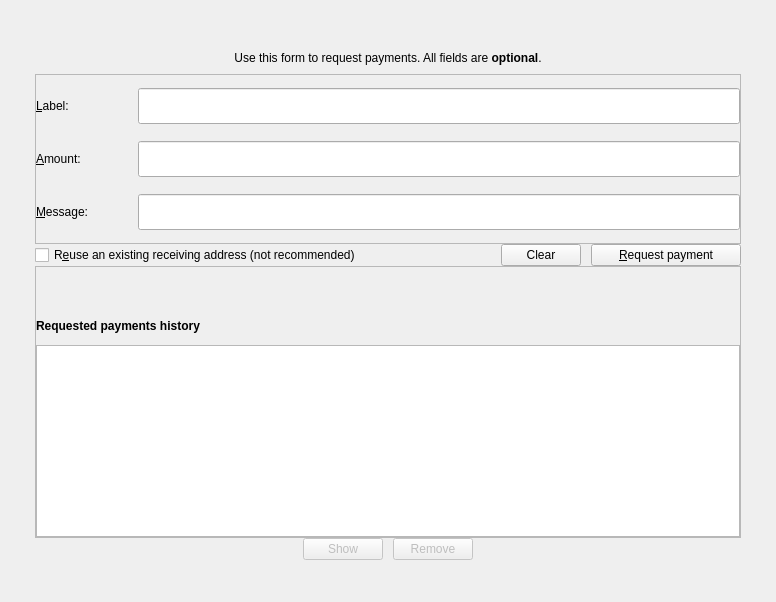
First picture: the form in src/qt/forms/receivecoinsdialog.ui, repository MotoAcidic/bdcash-protocol, before the edit.
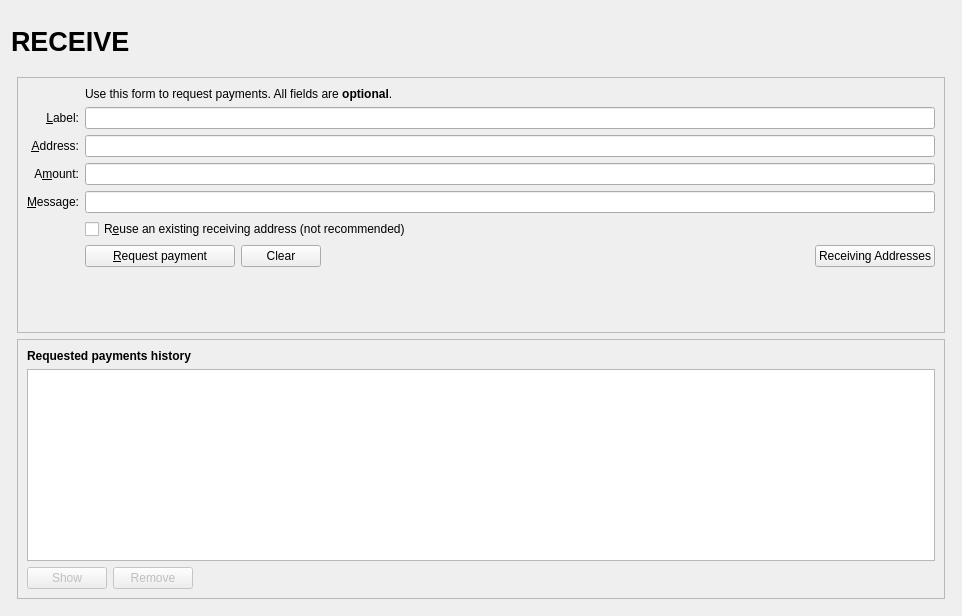
Second picture: the form after the edit. Icons and pictures are not drawn. Custom widgets are drawn as their Qt base class.

```diff
--- a/src/qt/forms/receivecoinsdialog.ui
+++ b/src/qt/forms/receivecoinsdialog.ui
@@ -6,84 +6,105 @@
    <rect>
     <x>0</x>
     <y>0</y>
-    <width>776</width>
-    <height>602</height>
+    <width>962</width>
+    <height>616</height>
    </rect>
   </property>
-  <property name="sizePolicy">
-   <sizepolicy hsizetype="Preferred" vsizetype="MinimumExpanding">
-    <horstretch>0</horstretch>
-    <verstretch>0</verstretch>
-   </sizepolicy>
-  </property>
   <layout class="QVBoxLayout" name="verticalLayout" stretch="0">
+   <item>
+    <layout class="QVBoxLayout" name="verticalLayout_Master" stretch="0,1">
    <property name="spacing">
     <number>0</number>
    </property>
-   <property name="leftMargin">
-    <number>35</number>
-   </property>
-   <property name="topMargin">
-    <number>42</number>
-   </property>
-   <property name="rightMargin">
-    <number>35</number>
-   </property>
-   <property name="bottomMargin">
-    <number>42</number>
-   </property>
+     <item>
+      <widget class="QFrame" name="frame_Header">
+       <layout class="QVBoxLayout" name="verticalLayout_8">
+        <property name="margin">
+         <number>0</number>
+        </property>
+        <item>
+         <layout class="QHBoxLayout" name="horizontalLayout_Header" stretch="1,0,1">
+          <item>
+           <widget class="QLabel" name="labelOverviewHeaderLeft">
+            <property name="minimumSize">
+             <size>
+              <width>464</width>
+              <height>60</height>
+             </size>
+            </property>
+            <property name="maximumSize">
+             <size>
+              <width>16777215</width>
+              <height>60</height>
+             </size>
+            </property>
+            <property name="font">
+             <font>
+              <pointsize>20</pointsize>
+              <weight>75</weight>
+              <bold>true</bold>
+             </font>
+            </property>
+            <property name="text">
+             <string>RECEIVE</string>
+            </property>
+           </widget>
+          </item>
    <item>
-    <widget class="QFrame" name="mainFrame">
-     <property name="sizePolicy">
-      <sizepolicy hsizetype="Preferred" vsizetype="MinimumExpanding">
-       <horstretch>0</horstretch>
-       <verstretch>0</verstretch>
-      </sizepolicy>
-     </property>
-     <property name="lineWidth">
-      <number>0</number>
-     </property>
-     <layout class="QVBoxLayout" name="verticalLayout_6">
-      <property name="spacing">
-       <number>0</number>
-      </property>
-      <property name="leftMargin">
-       <number>0</number>
-      </property>
-      <property name="topMargin">
-       <number>0</number>
-      </property>
-      <property name="rightMargin">
-       <number>0</number>
-      </property>
-      <property name="bottomMargin">
-       <number>0</number>
-      </property>
+           <spacer name="horizontalSpacer_3">
+            <property name="orientation">
+             <enum>Qt::Horizontal</enum>
+            </property>
+            <property name="sizeHint" stdset="0">
+             <size>
+              <width>40</width>
+              <height>20</height>
+             </size>
+            </property>
+           </spacer>
+          </item>
+          <item>
+           <widget class="QLabel" name="labelOverviewHeaderRight">
+            <property name="minimumSize">
+             <size>
+              <width>464</width>
+              <height>60</height>
+             </size>
+            </property>
+            <property name="maximumSize">
+             <size>
+              <width>16777215</width>
+              <height>60</height>
+             </size>
+            </property>
+            <property name="font">
+             <font>
+              <pointsize>14</pointsize>
+             </font>
+            </property>
+            <property name="text">
+             <string/>
+            </property>
+            <property name="alignment">
+             <set>Qt::AlignRight|Qt::AlignTrailing|Qt::AlignVCenter</set>
+            </property>
+           </widget>
+          </item>
+         </layout>
+        </item>
+       </layout>
+      </widget>
+     </item>
       <item>
+      <widget class="QFrame" name="frame_BG">
        <layout class="QVBoxLayout" name="verticalLayout_5">
-        <property name="spacing">
-         <number>0</number>
+        <property name="margin">
+         <number>6</number>
         </property>
-        <item>
-         <widget class="QLabel" name="label_5">
-          <property name="minimumSize">
-           <size>
-            <width>0</width>
-            <height>32</height>
-           </size>
-          </property>
-          <property name="text">
-           <string>Use this form to request payments. All fields are &lt;b&gt;optional&lt;/b&gt;.</string>
-          </property>
-          <property name="alignment">
-           <set>Qt::AlignCenter</set>
-          </property>
-         </widget>
-        </item>
         <item>
          <widget class="QFrame" name="frame2">
           <property name="sizePolicy">
-           <sizepolicy hsizetype="Preferred" vsizetype="MinimumExpanding">
+           <sizepolicy hsizetype="Preferred" vsizetype="Expanding">
             <horstretch>0</horstretch>
             <verstretch>0</verstretch>
            </sizepolicy>
@@ -95,98 +116,92 @@
            <enum>QFrame::Sunken</enum>
           </property>
           <layout class="QVBoxLayout" name="verticalLayout_3">
-           <property name="spacing">
-            <number>0</number>
-           </property>
-           <property name="leftMargin">
-            <number>0</number>
-           </property>
-           <property name="topMargin">
-            <number>0</number>
-           </property>
-           <property name="rightMargin">
-            <number>0</number>
-           </property>
-           <property name="bottomMargin">
-            <number>0</number>
-           </property>
            <item>
             <layout class="QGridLayout" name="gridLayout">
-             <property name="horizontalSpacing">
-              <number>0</number>
-             </property>
-             <property name="verticalSpacing">
-              <number>15</number>
-             </property>
-             <item row="0" column="0">
+             <item row="2" column="2">
+              <widget class="QLabel" name="label_5">
+               <property name="text">
+                <string>Use this form to request payments. All fields are &lt;b&gt;optional&lt;/b&gt;.</string>
+               </property>
+              </widget>
+             </item>
+             <item row="4" column="0">
               <widget class="QLabel" name="label_2">
-               <property name="sizePolicy">
-                <sizepolicy hsizetype="Fixed" vsizetype="Fixed">
-                 <horstretch>0</horstretch>
-                 <verstretch>0</verstretch>
-                </sizepolicy>
-               </property>
-               <property name="minimumSize">
-                <size>
-                 <width>102</width>
-                 <height>38</height>
-                </size>
-               </property>
                <property name="toolTip">
                 <string>An optional label to associate with the new receiving address.</string>
                </property>
                <property name="text">
                 <string>&amp;Label:</string>
                </property>
+               <property name="alignment">
+                <set>Qt::AlignRight|Qt::AlignTrailing|Qt::AlignVCenter</set>
+               </property>
                <property name="buddy">
                 <cstring>reqLabel</cstring>
                </property>
               </widget>
              </item>
-             <item row="0" column="1">
+             <item row="4" column="2">
               <widget class="QLineEdit" name="reqLabel">
-               <property name="minimumSize">
-                <size>
-                 <width>36</width>
-                 <height>36</height>
-                </size>
-               </property>
                <property name="toolTip">
                 <string>An optional label to associate with the new receiving address.</string>
                </property>
               </widget>
              </item>
-             <item row="1" column="0">
+             <item row="5" column="0">
               <widget class="QLabel" name="label">
-               <property name="sizePolicy">
-                <sizepolicy hsizetype="Fixed" vsizetype="Fixed">
-                 <horstretch>0</horstretch>
-                 <verstretch>0</verstretch>
-                </sizepolicy>
+               <property name="toolTip">
+                <string>Your receiving address. You can copy and use it to receive coins on this wallet. A new one will be generated once it is used.</string>
+               </property>
+               <property name="text">
+                <string>&amp;Address:</string>
+               </property>
+               <property name="alignment">
+                <set>Qt::AlignRight|Qt::AlignTrailing|Qt::AlignVCenter</set>
+               </property>
+               <property name="buddy">
+                <cstring>reqAddress</cstring>
+               </property>
+              </widget>
+             </item>
+             <item row="5" column="2">
+              <widget class="QLineEdit" name="reqAddress">
+               <property name="readOnly">
+                <bool>true</bool>
                </property>
                <property name="minimumSize">
                 <size>
-                 <width>102</width>
-                 <height>38</height>
+                 <width>80</width>
+                 <height>0</height>
                 </size>
                </property>
                <property name="toolTip">
+                <string>Your receiving address. You can copy and use it to receive coins on this wallet. A new one will be generated once it is used.</string>
+               </property>
+              </widget>
+             </item>
+             <item row="6" column="0">
+              <widget class="QLabel" name="label_8">
+               <property name="toolTip">
                 <string>An optional amount to request. Leave this empty or zero to not request a specific amount.</string>
                </property>
                <property name="text">
-                <string>&amp;Amount:</string>
+                <string>A&amp;mount:</string>
+               </property>
+               <property name="alignment">
+                <set>Qt::AlignRight|Qt::AlignTrailing|Qt::AlignVCenter</set>
                </property>
                <property name="buddy">
                 <cstring>reqAmount</cstring>
                </property>
               </widget>
              </item>
-             <item row="1" column="1">
+             <item row="6" column="2">
               <widget class="BitcoinAmountField" name="reqAmount">
                <property name="minimumSize">
                 <size>
-                 <width>36</width>
-                 <height>36</height>
+                 <width>80</width>
+                 <height>0</height>
                 </size>
                </property>
                <property name="toolTip">
@@ -194,55 +209,37 @@
                </property>
               </widget>
              </item>
-             <item row="2" column="0">
+             <item row="7" column="0">
               <widget class="QLabel" name="label_3">
-               <property name="sizePolicy">
-                <sizepolicy hsizetype="Fixed" vsizetype="Fixed">
-                 <horstretch>0</horstretch>
-                 <verstretch>0</verstretch>
-                </sizepolicy>
-               </property>
-               <property name="minimumSize">
-                <size>
-                 <width>102</width>
-                 <height>38</height>
-                </size>
-               </property>
                <property name="toolTip">
                 <string>An optional message to attach to the payment request, which will be displayed when the request is opened. Note: The message will not be sent with the payment over the BDCASH network.</string>
                </property>
                <property name="text">
                 <string>&amp;Message:</string>
                </property>
+               <property name="alignment">
+                <set>Qt::AlignRight|Qt::AlignTrailing|Qt::AlignVCenter</set>
+               </property>
                <property name="buddy">
                 <cstring>reqMessage</cstring>
                </property>
               </widget>
              </item>
-             <item row="2" column="1">
+             <item row="7" column="2">
               <widget class="QLineEdit" name="reqMessage">
-               <property name="minimumSize">
-                <size>
-                 <width>36</width>
-                 <height>36</height>
-                </size>
-               </property>
                <property name="toolTip">
                 <string>An optional message to attach to the payment request, which will be displayed when the request is opened.&lt;br&gt;Note: The message will not be sent with the payment over the BDCASH network.</string>
                </property>
               </widget>
              </item>
-            </layout>
-           </item>
-          </layout>
-         </widget>
-        </item>
-        <item>
-         <layout class="QHBoxLayout" name="horizontalLayout_3">
-          <property name="spacing">
-           <number>10</number>
-          </property>
-          <item>
+             <item row="8" column="0">
+              <widget class="QLabel" name="label_4">
+               <property name="text">
+                <string/>
+               </property>
+              </widget>
+             </item>
+             <item row="8" column="2">
            <widget class="QCheckBox" name="reuseAddress">
             <property name="toolTip">
              <string>Reuse one of the previously used receiving addresses.&lt;br&gt;Reusing addresses has security and privacy issues.&lt;br&gt;Do not use this unless re-generating a payment request made before.</string>
@@ -252,18 +249,31 @@
             </property>
            </widget>
           </item>
+             <item row="9" column="0">
+              <widget class="QLabel" name="label_7">
+               <property name="text">
+                <string/>
+               </property>
+              </widget>
+             </item>
+             <item row="9" column="2">
+              <layout class="QHBoxLayout" name="horizontalLayout">
           <item>
-           <spacer name="horizontalSpacer">
-            <property name="orientation">
-             <enum>Qt::Horizontal</enum>
-            </property>
-            <property name="sizeHint" stdset="0">
+                <widget class="QPushButton" name="receiveButton">
+                 <property name="minimumSize">
              <size>
-              <width>40</width>
-              <height>20</height>
-             </size>
-            </property>
-           </spacer>
+                   <width>150</width>
+                   <height>0</height>
+                  </size>
+                 </property>
+                 <property name="text">
+                  <string>&amp;Request payment</string>
+                 </property>
+                 <property name="icon">
+                  <iconset resource="../apollon.qrc">
+                   <normaloff>:/icons/receiving_addresses</normaloff>:/icons/receiving_addresses</iconset>
+                 </property>
+                </widget>
           </item>
           <item>
            <widget class="QPushButton" name="clearButton">
@@ -285,51 +295,35 @@
            </widget>
           </item>
           <item>
-           <widget class="QPushButton" name="receiveButton">
-            <property name="minimumSize">
+                <spacer name="horizontalSpacer">
+                 <property name="orientation">
+                  <enum>Qt::Horizontal</enum>
+                 </property>
+                 <property name="sizeHint" stdset="0">
              <size>
-              <width>150</width>
-              <height>0</height>
-             </size>
-            </property>
+                   <width>40</width>
+                   <height>20</height>
+                  </size>
+                 </property>
+                </spacer>
+               </item>
+               <item>
+                <widget class="QPushButton" name="receivingAddressesButton">
             <property name="text">
-             <string>&amp;Request payment</string>
+                  <string>Receiving Addresses</string>
+                 </property>
+                 <property name="icon">
+                  <iconset resource="../apollon.qrc">
+                   <normaloff>:/icons/address-book</normaloff>:/icons/address-book</iconset>
+                 </property>
+                 <property name="autoDefault">
+                  <bool>false</bool>
             </property>
            </widget>
           </item>
          </layout>
         </item>
-        <item>
-         <widget class="QFrame" name="frame">
-          <property name="sizePolicy">
-           <sizepolicy hsizetype="Preferred" vsizetype="Maximum">
-            <horstretch>0</horstretch>
-            <verstretch>0</verstretch>
-           </sizepolicy>
-          </property>
-          <property name="frameShape">
-           <enum>QFrame::StyledPanel</enum>
-          </property>
-          <property name="frameShadow">
-           <enum>QFrame::Raised</enum>
-          </property>
-          <layout class="QVBoxLayout" name="verticalLayout_2">
-           <property name="spacing">
-            <number>0</number>
-           </property>
-           <property name="leftMargin">
-            <number>0</number>
-           </property>
-           <property name="topMargin">
-            <number>0</number>
-           </property>
-           <property name="rightMargin">
-            <number>0</number>
-           </property>
-           <property name="bottomMargin">
-            <number>0</number>
-           </property>
-           <item>
+             <item row="10" column="2">
             <spacer name="verticalSpacer">
              <property name="orientation">
               <enum>Qt::Vertical</enum>
@@ -342,14 +336,28 @@
              </property>
             </spacer>
            </item>
+            </layout>
+           </item>
+          </layout>
+         </widget>
+        </item>
+        <item>
+         <widget class="QFrame" name="frame">
+          <property name="sizePolicy">
+           <sizepolicy hsizetype="Preferred" vsizetype="Expanding">
+            <horstretch>0</horstretch>
+            <verstretch>0</verstretch>
+           </sizepolicy>
+          </property>
+          <property name="frameShape">
+           <enum>QFrame::StyledPanel</enum>
+          </property>
+          <property name="frameShadow">
+           <enum>QFrame::Raised</enum>
+          </property>
+          <layout class="QVBoxLayout" name="verticalLayout_2">
            <item>
             <widget class="QLabel" name="label_6">
-             <property name="minimumSize">
-              <size>
-               <width>0</width>
-               <height>38</height>
-              </size>
-             </property>
              <property name="font">
               <font>
                <weight>75</weight>
@@ -363,12 +371,6 @@
            </item>
            <item>
             <widget class="QTableView" name="recentRequestsView">
-             <property name="sizePolicy">
-              <sizepolicy hsizetype="Expanding" vsizetype="Maximum">
-               <horstretch>0</horstretch>
-               <verstretch>0</verstretch>
-              </sizepolicy>
-             </property>
              <property name="palette">
               <palette>
                <active>
@@ -417,27 +419,8 @@
              </property>
             </widget>
            </item>
-          </layout>
-         </widget>
-        </item>
         <item>
          <layout class="QHBoxLayout" name="horizontalLayout_2">
-          <property name="spacing">
-           <number>10</number>
-          </property>
-          <item>
-           <spacer name="horizontalSpacer_3">
-            <property name="orientation">
-             <enum>Qt::Horizontal</enum>
-            </property>
-            <property name="sizeHint" stdset="0">
-             <size>
-              <width>40</width>
-              <height>20</height>
-             </size>
-            </property>
-           </spacer>
-          </item>
           <item>
            <widget class="QPushButton" name="showRequestButton">
             <property name="enabled">
@@ -486,9 +469,12 @@
          </layout>
         </item>
        </layout>
+         </widget>
       </item>
      </layout>
     </widget>
+     </item>
+    </layout>
    </item>
   </layout>
  </widget>
```
Left out of the diff: 24 changed lines with no effect on the pictures. Lines whose indentation alone changed are shown as unchanged.
